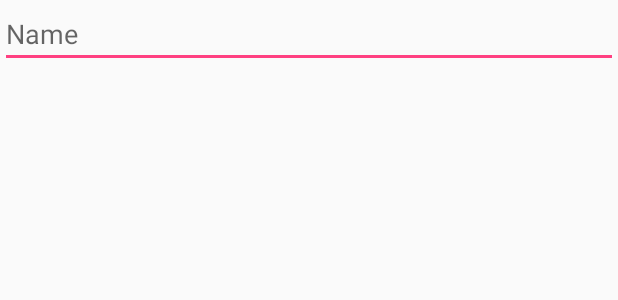
After one commit to smashmyster/TurntApp, an Android app: the layout event_search.xml on its own in the app's theme, with its tools: preview values and no code run, on a phone screen of 412 x 824 dp. The commit adds this screen. Shown: the top 300 px of the screen. Run offline under Robolectric (Android 15) with nearby library versions, the phone set to English and light mode, and no system bars.

Commit message:
Search events

```diff
--- a/FrontEnd/turntapp/app/src/main/java/com/example/dopetheimmortal/turntapp/Activities/Home.java
+++ b/FrontEnd/turntapp/app/src/main/java/com/example/dopetheimmortal/turntapp/Activities/Home.java
@@ -230,6 +230,9 @@ public class Home extends AppCompatActivity implements ConnectorCallback, Connec
             case R.id.search_user:
                 open_drawe();
                 break;
+            case R.id.search_event:
+                startActivity(new Intent(this,SearchEvent.class));
+                break;
         }
         return super.onOptionsItemSelected(item);
     }
--- a/FrontEnd/turntapp/app/src/main/java/com/example/dopetheimmortal/turntapp/Activities/ViewUser.java
+++ b/FrontEnd/turntapp/app/src/main/java/com/example/dopetheimmortal/turntapp/Activities/ViewUser.java
@@ -121,7 +121,7 @@ public class ViewUser extends AppCompatActivity implements ConnectorCallback,Cal
         }
         ListView l=(ListView)findViewById(R.id.show_my_events);
         ArrayList<EventStruct> dummy = new ArrayList<>();
-        l.setAdapter(new UpcomingAdapter(this, dummy));
+        l.setAdapter(new UpcomingAdapter(this, dummy,this));
         for (int i = 0; i < b.size(); i++) {
             View convertView = LayoutInflater.from(this).inflate(
                     R.layout.show_event, null, false);
--- a/FrontEnd/turntapp/app/src/main/java/com/example/dopetheimmortal/turntapp/HomeFragments/Ongoing.java
+++ b/FrontEnd/turntapp/app/src/main/java/com/example/dopetheimmortal/turntapp/HomeFragments/Ongoing.java
@@ -36,7 +36,7 @@ public class Ongoing extends Fragment {
         View lay = inflater.inflate(R.layout.ongoing_freg, container, false);
         ArrayList<EventStruct> dummy = new ArrayList<>();
         ListView list = (ListView) lay.findViewById(R.id.ongoing_events);
-        list.setAdapter(new UpcomingAdapter(getContext(), dummy));
+        list.setAdapter(new UpcomingAdapter(getContext(), dummy,getActivity()));
         for (int i = 0; i < ongoing_events.size(); i++) {
             View convertView = LayoutInflater.from(getContext()).inflate(
                     R.layout.show_event, null, false);
--- a/FrontEnd/turntapp/app/src/main/java/com/example/dopetheimmortal/turntapp/HomeFragments/ProfileFragment.java
+++ b/FrontEnd/turntapp/app/src/main/java/com/example/dopetheimmortal/turntapp/HomeFragments/ProfileFragment.java
@@ -66,7 +66,7 @@ public class ProfileFragment extends Fragment {
         // name2.setText( person.regid);
         ListView l=(ListView)lay.findViewById(R.id.show_my_events);
         ArrayList<EventStruct> dummy = new ArrayList<>();
-        l.setAdapter(new UpcomingAdapter(getContext(), dummy));
+        l.setAdapter(new UpcomingAdapter(getContext(), dummy,getActivity()));
         for (int i = 0; i < b.size(); i++) {
             View convertView = LayoutInflater.from(getContext()).inflate(
                     R.layout.show_event, null, false);
--- a/FrontEnd/turntapp/app/src/main/java/com/example/dopetheimmortal/turntapp/HomeFragments/Upcoming.java
+++ b/FrontEnd/turntapp/app/src/main/java/com/example/dopetheimmortal/turntapp/HomeFragments/Upcoming.java
@@ -43,7 +43,7 @@ public class Upcoming extends Fragment {
         View lay = inflater.inflate(R.layout.upcoming_freg, container, false);
         ArrayList<EventStruct> dummy = new ArrayList<>();
         ListView list = (ListView) lay.findViewById(R.id.upcoming_events);
-        list.setAdapter(new UpcomingAdapter(getContext(), dummy));
+        list.setAdapter(new UpcomingAdapter(getContext(), dummy,getActivity()));
         for (int i = 0; i < upcoming_events.size(); i++) {
             View convertView = LayoutInflater.from(getContext()).inflate(
                     R.layout.show_event, null, false);
--- /dev/null
+++ b/FrontEnd/turntapp/app/src/main/res/layout/event_search.xml
@@ -0,0 +1,18 @@
+<?xml version="1.0" encoding="utf-8"?>
+<LinearLayout xmlns:android="http://schemas.android.com/apk/res/android"
+    android:orientation="vertical" android:layout_width="match_parent"
+    android:layout_height="match_parent">
+
+    <EditText
+        android:layout_width="match_parent"
+        android:layout_height="wrap_content"
+        android:inputType="textPersonName"
+        android:hint="Name"
+        android:ems="10"
+        android:id="@+id/event_txt" />
+
+    <ListView
+        android:layout_width="match_parent"
+        android:layout_height="match_parent"
+        android:id="@+id/searching_events"/>
+</LinearLayout>
--- a/FrontEnd/turntapp/app/src/main/res/menu/menu_main.xml
+++ b/FrontEnd/turntapp/app/src/main/res/menu/menu_main.xml
@@ -17,4 +17,9 @@
         android:orderInCategory="100"
         android:title="Search for a user"
         app:showAsAction="never" />
+    <item
+        android:id="@+id/search_event"
+        android:orderInCategory="100"
+        android:title="Search for an event"
+        app:showAsAction="never" />
 </menu>
```
Also changed, not shown: FrontEnd/turntapp/app/src/main/AndroidManifest.xml (+7 -0 lines), FrontEnd/turntapp/app/src/main/java/com/example/dopetheimmortal/turntapp/Activities/SearchEvent.java (added, +96 -0 lines), FrontEnd/turntapp/app/src/main/java/com/example/dopetheimmortal/turntapp/Adapters/UpcomingAdapter.java (+29 -8 lines), 3 other files.
